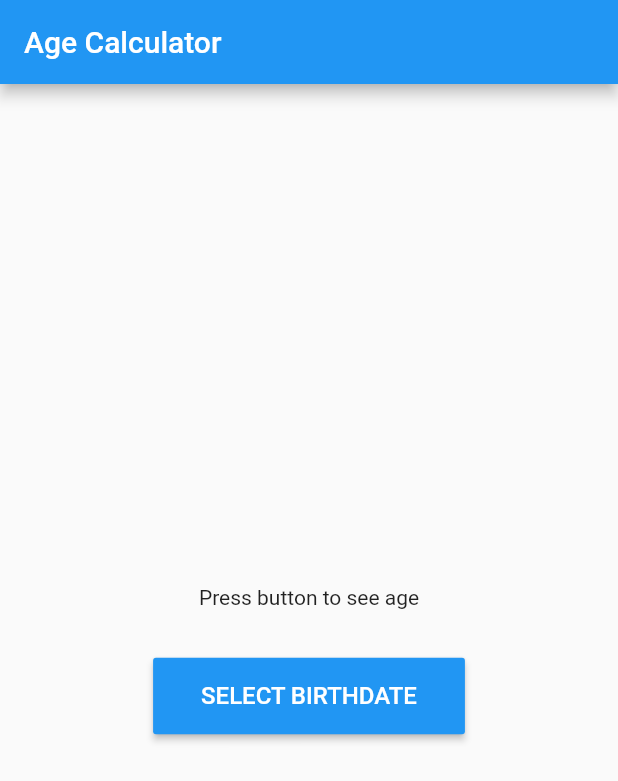
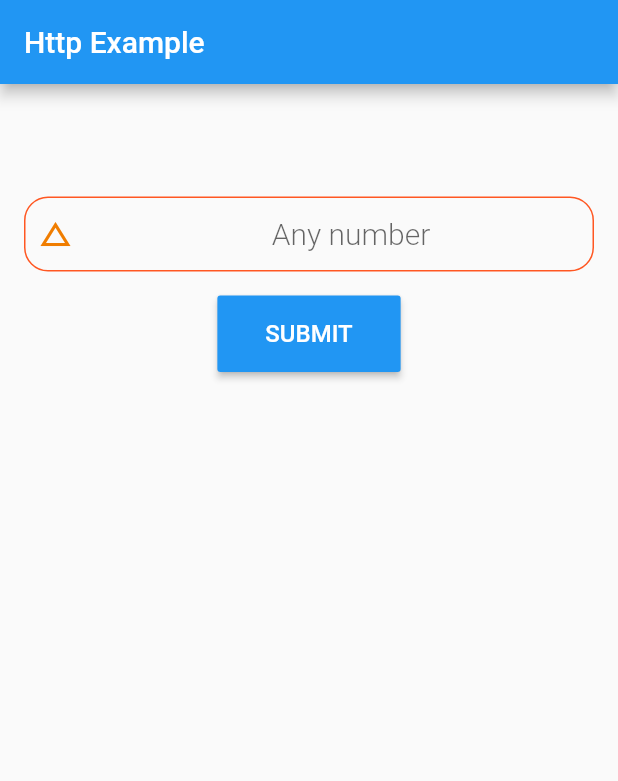
Before and after one commit to viveky259259/flutter_for_people, a Flutter app: the screen it shows after launch, on a phone screen of 412 x 824 dp. Shown: the top 781 px of the screen. Run offline on Flutter 3.47's test engine with Material 2 defaults, Android fonts, the phone set to English and light mode, and no system bars; missing offline and left inert: flutter_cupertino_date_picker.

Commit message:
http example

```diff
--- /dev/null
+++ b/lib/http_.dart
@@ -0,0 +1,96 @@
+import 'package:flutter/material.dart';
+import 'package:http/http.dart' as http;
+import 'dart:convert';
+
+class HttpExample extends StatefulWidget {
+  @override
+  _HttpExampleState createState() => _HttpExampleState();
+}
+
+class _HttpExampleState extends State<HttpExample> {
+  TextEditingController _controller = new TextEditingController();
+  String numbersStory = "";
+  String baseUrl = "http://numbersapi.com/";
+
+  TextStyle buttonTextStyle = TextStyle(
+    color: Colors.white,
+    fontSize: 16,
+  );
+  TextStyle textTextStyle = TextStyle(
+    fontSize: 16,
+  );
+
+  makeHttpCall() async {
+    String number = _controller.text;
+    var response = await http.get("$baseUrl$number");
+    numbersStory = response.body;
+    setState(() {});
+  }
+  @override
+  Widget build(BuildContext context) {
+    return SafeArea(
+      child: Scaffold(
+          appBar: AppBar(
+            title: Text("Http Example"),
+          ),
+          body: Column(
+            children: <Widget>[
+              Container(
+                padding: EdgeInsets.all(16),
+                child: Text(
+                  "$numbersStory",
+                  style: textTextStyle,
+                ),
+              ),
+              Container(
+                margin: EdgeInsets.only(top: 24, left: 16, right: 16),
+                decoration: BoxDecoration(
+                  border: Border.all(color: Colors.deepOrange),
+                  borderRadius: BorderRadius.all(Radius.circular(16)),
+                ),
+                child: TextField(
+                  controller: _controller,
+                  textInputAction: TextInputAction.next,
+                  textAlign: TextAlign.center,
+                  decoration: InputDecoration(
+                    icon: Padding(
+                      padding: const EdgeInsets.all(8.0),
+                      child: Icon(
+                        Icons.change_history,
+                        color: Color.fromARGB(0xff, 0xf0, 0x7d, 0x00),
+                      ),
+                    ),
+                    //#f07d00
+                    hintMaxLines: 1,
+                    border: InputBorder.none,
+                    hintText: "Any number",
+                  ),
+                  style: TextStyle(
+                      color: Colors.black,
+                      fontSize: 20,
+                      fontWeight: FontWeight.w300),
+                  onChanged: (v) {
+                    makeHttpCall();
+                  },
+                  keyboardType: TextInputType.number,
+                ),
+              ),
+              SizedBox(height: 16),
+              RaisedButton(
+                color: Colors.blue,
+                splashColor: Colors.blue.shade300,
+                onPressed: () {
+                  makeHttpCall();
+                },
+                child: Container(
+                    padding: EdgeInsets.all(16),
+                    child: Text(
+                      "Submit".toUpperCase(),
+                      style: buttonTextStyle,
+                    )),
+              )
+            ],
+          )),
+    );
+  }
+}
--- a/lib/main.dart
+++ b/lib/main.dart
@@ -1,4 +1,5 @@
 import 'package:flutter/material.dart';
+import 'package:flutter_for_people/http_.dart';
 
 import 'age_calculator.dart';
 import 'alert_dialog.dart';
@@ -24,7 +25,7 @@ class MyApp extends StatelessWidget {
         // is not restarted.
         primarySwatch: Colors.blue,
       ),
-      home: AgeCalculator(),
+      home: HttpExample(),
     );
   }
 }
--- a/pubspec.yaml
+++ b/pubspec.yaml
@@ -25,6 +25,7 @@ dependencies:
   cupertino_icons: ^0.1.2
   flutter_cupertino_date_picker: ^0.8.0
   intl: ^0.15.8
+  http:
 
 dev_dependencies:
   flutter_test:
```
Also changed, not shown: pubspec.lock.
